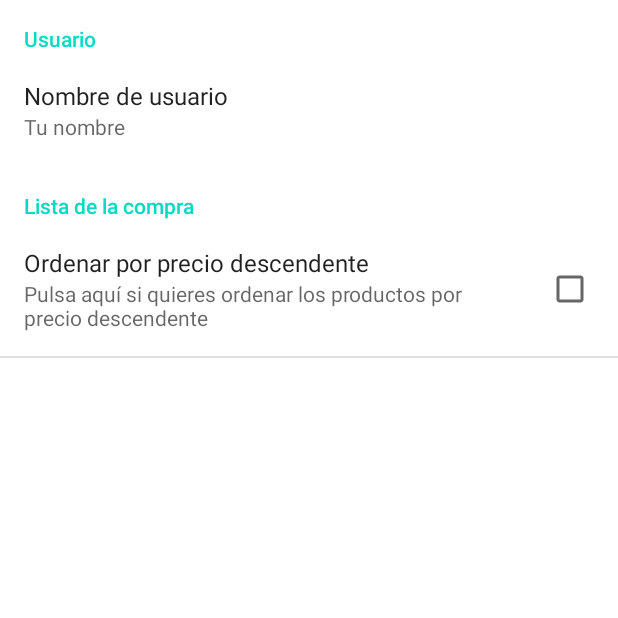
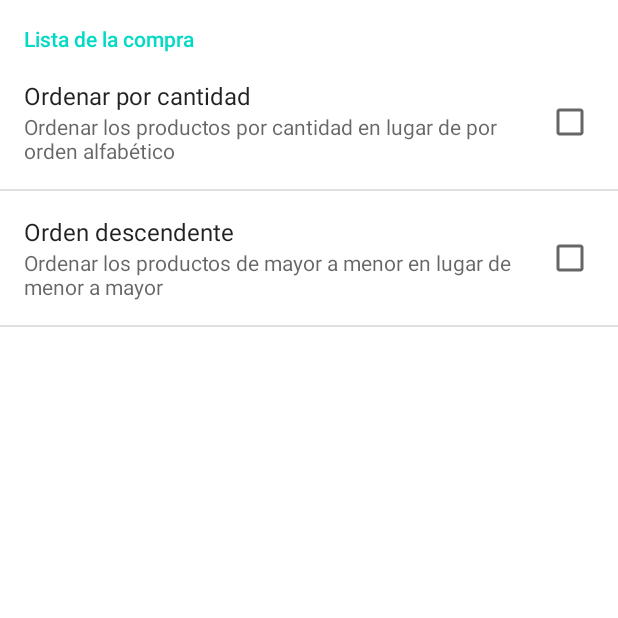
Before and after one commit to chemecador/utilidades, an Android app: the screen it shows after launch (PreferencesActivity), after a tap on "Preferencias", on a phone screen of 412 x 824 dp, the top half of it. Run offline under Robolectric (Android 15) with nearby library versions, the phone set to English and light mode, and no system bars.

Commit message:
Preferencias terminadas

```diff
--- a/app/src/main/java/com/example/utilidades/ConectaAmigosActivity.java
+++ b/app/src/main/java/com/example/utilidades/ConectaAmigosActivity.java
@@ -198,12 +198,12 @@ public class ConectaAmigosActivity extends AppCompatActivity implements View.OnC
     private void resultado(int r) {
         if (r == 1) {
             Toast.makeText(getApplicationContext(),
-                    "¡Has ganado!",
+                    "¡Gana el jugador 1!",
                     Toast.LENGTH_SHORT).show();
             partidaTerminada = true;
         } else if (r == -1) {
             Toast.makeText(getApplicationContext(),
-                    "¡Has perdido!",
+                    "¡Gana el jugador 2!",
                     Toast.LENGTH_SHORT).show();
             partidaTerminada = true;
         } else if (r == 0) {
--- a/app/src/main/java/com/example/utilidades/MainActivity.java
+++ b/app/src/main/java/com/example/utilidades/MainActivity.java
@@ -13,14 +13,14 @@ import android.widget.Toast;
 
 public class MainActivity extends AppCompatActivity implements View.OnClickListener {
 
-    Button calculadora;
-    Button conversor;
-    Button listaCompra;
-    Button farmacias;
-    Button conecta;
-    Button conectaAmigos;
-    Button tresEnRaya;
-    Button tresEnRayaAmigos;
+    private Button calculadora;
+    private Button conversor;
+    private Button listaCompra;
+    private Button farmacias;
+    private Button conecta;
+    private Button conectaAmigos;
+    private Button tresEnRaya;
+    private Button tresEnRayaAmigos;
 
     @Override
     protected void onCreate(Bundle savedInstanceState) {
--- a/app/src/main/java/com/example/utilidades/PreferencesActivity.java
+++ b/app/src/main/java/com/example/utilidades/PreferencesActivity.java
@@ -1,6 +1,5 @@
 package com.example.utilidades;
 
-import androidx.appcompat.app.AppCompatActivity;
 
 import android.os.Bundle;
 import android.preference.PreferenceActivity;
--- a/app/src/main/res/layout/activity_conversor.xml
+++ b/app/src/main/res/layout/activity_conversor.xml
@@ -11,12 +11,14 @@
         android:layout_width="match_parent"
         android:layout_height="wrap_content"
         android:layout_weight="1"
+        android:gravity="center_horizontal|center_vertical"
         android:orientation="horizontal">
 
         <TextView
             android:layout_width="match_parent"
             android:layout_height="match_parent"
             android:layout_weight="1"
+            android:gravity="center_vertical"
             android:text="@string/strCantidad" />
 
         <EditText
@@ -32,7 +34,7 @@
     <LinearLayout
         android:layout_width="match_parent"
         android:layout_height="wrap_content"
-        android:layout_weight="1"
+        android:layout_weight="0.5"
         android:orientation="horizontal">
 
         <TextView
@@ -51,7 +53,7 @@
     <LinearLayout
         android:layout_width="match_parent"
         android:layout_height="wrap_content"
-        android:layout_weight="1"
+        android:layout_weight="0.5"
         android:orientation="horizontal">
 
         <TextView
--- a/app/src/main/res/values/strings.xml
+++ b/app/src/main/res/values/strings.xml
@@ -25,8 +25,6 @@
     <string name="strDetalle">Detalle</string>
     <string name="strBorrar">Borrar</string>
     <string name="strUsuario">Usuario</string>
-    <string name="strOrdenarPorPrecio">Ordenar por precio descendente</string>
-    <string name="strOrdenarPorPrecioDescripcion">Pulsa aquí si quieres ordenar los productos por precio descendente</string>
     <string name="strNombreDescripcion">Tu nombre</string>
     <string name="strNombreUsuario">Nombre de usuario</string>
     <string name="strFarmacias">Farmacias</string>
@@ -39,4 +37,9 @@
     <string name="strTresAmigo">3 en raya (2 jugadores)</string>
     <string name="strJuegos">Juegos</string>
     <string name="strComprobarFarmacias">Comprobar farmacias en tu zona</string>
+    <string name="strOrdenarPorCantidad">Ordenar por cantidad</string>
+    <string name="strOrdenarPorCantidadDescripcion">Ordenar los productos por cantidad en lugar de por orden alfabético</string>
+    <string name="strOrdenDescendente">Orden descendente</string>
+    <string name="strOrdenDescendenteDescripcion">Ordenar los productos de mayor a menor en lugar de menor a mayor</string>
+    <string name="strCalcularTotal">Calcular total</string>
 </resources>
--- a/app/src/main/res/xml/preferencias.xml
+++ b/app/src/main/res/xml/preferencias.xml
@@ -1,22 +1,19 @@
 <?xml version="1.0" encoding="utf-8"?>
 <PreferenceScreen xmlns:android="http://schemas.android.com/apk/res/android">
 
-    <PreferenceCategory android:title="@string/strUsuario">
-
-        <EditTextPreference
-            android:defaultValue="Default value"
-            android:key="edit_text_preference_1"
-            android:selectAllOnFocus="true"
-            android:singleLine="true"
-            android:summary="@string/strNombreDescripcion"
-            android:title="@string/strNombreUsuario" />
-    </PreferenceCategory>
     <PreferenceCategory android:title="@string/strListaCompra">
 
         <CheckBoxPreference
+            android:id="@+id/prefCantidad"
             android:defaultValue="false"
-            android:key="preferencia_morosos"
-            android:summary="@string/strOrdenarPorPrecioDescripcion"
-            android:title="@string/strOrdenarPorPrecio" />
+            android:key="preferencias_cantidad"
+            android:summary="@string/strOrdenarPorCantidadDescripcion"
+            android:title="@string/strOrdenarPorCantidad" />
+        <CheckBoxPreference
+            android:id="@+id/prefDescendente"
+            android:defaultValue="false"
+            android:key="preferencias_descendente"
+            android:summary="@string/strOrdenDescendenteDescripcion"
+            android:title="@string/strOrdenDescendente" />
     </PreferenceCategory>
 </PreferenceScreen>
```
Also changed, not shown: app/src/main/java/com/example/utilidades/CalculadoraActivity.java (+9 -9 lines), app/src/main/java/com/example/utilidades/ConversorActivity.java (+5 -5 lines), app/src/main/java/com/example/utilidades/FarmaciaActivity.java (+8 -7 lines), app/src/main/java/com/example/utilidades/ListaCompraActivity.java (+52 -2 lines), app/src/main/java/com/example/utilidades/db/Database.java (+74 -53 lines), app/src/main/res/layout/activity_lista_compra.xml (+10 -1 lines).
